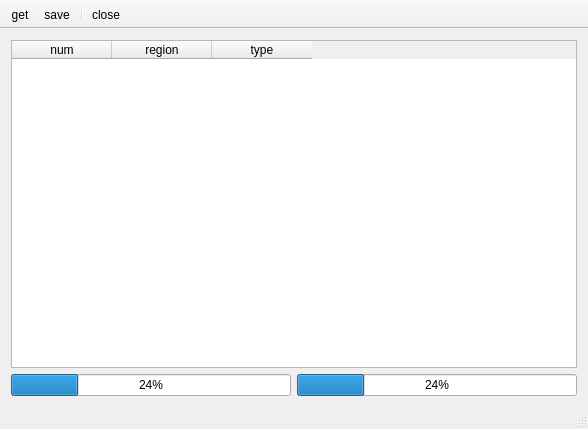
First picture: the form in getBillingNum/getbillingnum.ui, repository Skyrim78/getBillingNum, before the edit.
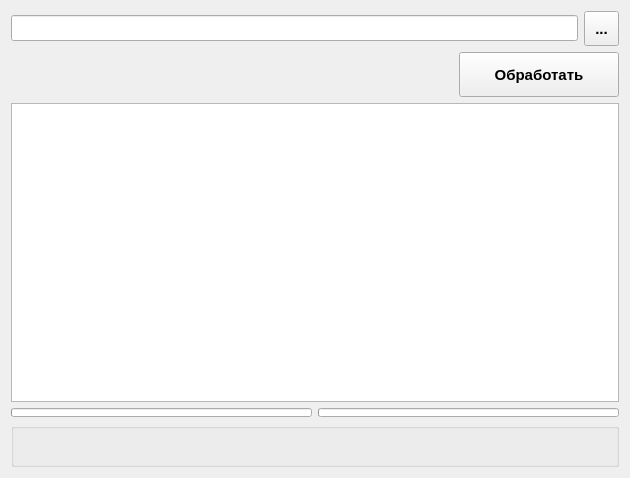
Second picture: the form after the edit.

The edit to the form file:
```diff
--- a/getBillingNum/getbillingnum.ui
+++ b/getBillingNum/getbillingnum.ui
@@ -6,58 +6,175 @@
    <rect>
     <x>0</x>
     <y>0</y>
-    <width>588</width>
-    <height>429</height>
+    <width>630</width>
+    <height>478</height>
    </rect>
   </property>
+  <property name="font">
+   <font>
+    <family>Segoe UI</family>
+    <pointsize>11</pointsize>
+   </font>
+  </property>
   <property name="windowTitle">
    <string>getBillingNum</string>
   </property>
   <widget class="QWidget" name="centralWidget">
    <layout class="QGridLayout" name="gridLayout">
+    <item row="1" column="0">
+     <widget class="QGroupBox" name="groupBox_message">
+      <property name="title">
+       <string/>
+      </property>
+      <layout class="QGridLayout" name="gridLayout_3">
+       <item row="0" column="0">
+        <widget class="QLabel" name="l_messa">
+         <property name="font">
+          <font>
+           <pointsize>8</pointsize>
+           <weight>75</weight>
+           <bold>true</bold>
+          </font>
+         </property>
+         <property name="text">
+          <string/>
+         </property>
+         <property name="scaledContents">
+          <bool>true</bool>
+         </property>
+         <property name="alignment">
+          <set>Qt::AlignCenter</set>
+         </property>
+         <property name="wordWrap">
+          <bool>true</bool>
+         </property>
+        </widget>
+       </item>
+      </layout>
+     </widget>
+    </item>
     <item row="0" column="0">
      <layout class="QVBoxLayout" name="verticalLayout">
-      <item>
-       <widget class="QTableWidget" name="tableWidget">
-        <property name="editTriggers">
-         <set>QAbstractItemView::NoEditTriggers</set>
-        </property>
-        <property name="alternatingRowColors">
-         <bool>true</bool>
-        </property>
-        <property name="wordWrap">
-         <bool>false</bool>
-        </property>
-        <column>
-         <property name="text">
-          <string>num</string>
-         </property>
-        </column>
-        <column>
-         <property name="text">
-          <string>region</string>
-         </property>
-        </column>
-        <column>
-         <property name="text">
-          <string>type</string>
-         </property>
-        </column>
-       </widget>
-      </item>
       <item>
        <layout class="QHBoxLayout" name="horizontalLayout">
         <item>
-         <widget class="QProgressBar" name="progressBar">
+         <widget class="QLineEdit" name="lineEdit_dir">
+          <property name="inputMask">
+           <string/>
+          </property>
+         </widget>
+        </item>
+        <item>
+         <widget class="QToolButton" name="toolButton_folder">
+          <property name="minimumSize">
+           <size>
+            <width>35</width>
+            <height>35</height>
+           </size>
+          </property>
+          <property name="maximumSize">
+           <size>
+            <width>35</width>
+            <height>35</height>
+           </size>
+          </property>
+          <property name="font">
+           <font>
+            <weight>75</weight>
+            <bold>true</bold>
+           </font>
+          </property>
+          <property name="text">
+           <string>...</string>
+          </property>
+         </widget>
+        </item>
+       </layout>
+      </item>
+      <item>
+       <layout class="QHBoxLayout" name="horizontalLayout_3">
+        <item>
+         <spacer name="horizontalSpacer">
+          <property name="orientation">
+           <enum>Qt::Horizontal</enum>
+          </property>
+          <property name="sizeHint" stdset="0">
+           <size>
+            <width>40</width>
+            <height>20</height>
+           </size>
+          </property>
+         </spacer>
+        </item>
+        <item>
+         <widget class="QPushButton" name="pushButton_getData">
+          <property name="minimumSize">
+           <size>
+            <width>160</width>
+            <height>45</height>
+           </size>
+          </property>
+          <property name="maximumSize">
+           <size>
+            <width>160</width>
+            <height>45</height>
+           </size>
+          </property>
+          <property name="font">
+           <font>
+            <weight>75</weight>
+            <bold>true</bold>
+           </font>
+          </property>
+          <property name="text">
+           <string>Обработать</string>
+          </property>
+         </widget>
+        </item>
+       </layout>
+      </item>
+      <item>
+       <widget class="QTextEdit" name="textEdit_report">
+        <property name="html">
+         <string>&lt;!DOCTYPE HTML PUBLIC &quot;-//W3C//DTD HTML 4.0//EN&quot; &quot;http://www.w3.org/TR/REC-html40/strict.dtd&quot;&gt;
+&lt;html&gt;&lt;head&gt;&lt;meta name=&quot;qrichtext&quot; content=&quot;1&quot; /&gt;&lt;style type=&quot;text/css&quot;&gt;
+p, li { white-space: pre-wrap; }
+&lt;/style&gt;&lt;/head&gt;&lt;body style=&quot; font-family:'Segoe UI'; font-size:11pt; font-weight:400; font-style:normal;&quot;&gt;
+&lt;p style=&quot;-qt-paragraph-type:empty; margin-top:0px; margin-bottom:0px; margin-left:0px; margin-right:0px; -qt-block-indent:0; text-indent:0px;&quot;&gt;&lt;br /&gt;&lt;/p&gt;&lt;/body&gt;&lt;/html&gt;</string>
+        </property>
+       </widget>
+      </item>
+      <item>
+       <layout class="QHBoxLayout" name="horizontalLayout_2">
+        <item>
+         <widget class="QProgressBar" name="progressBar_file">
+          <property name="maximumSize">
+           <size>
+            <width>16777215</width>
+            <height>9</height>
+           </size>
+          </property>
           <property name="value">
-           <number>24</number>
+           <number>0</number>
           </property>
+          <property name="textVisible">
+           <bool>false</bool>
+          </property>
          </widget>
         </item>
         <item>
-         <widget class="QProgressBar" name="progressBar_num">
+         <widget class="QProgressBar" name="progressBar_data">
+          <property name="maximumSize">
+           <size>
+            <width>16777215</width>
+            <height>9</height>
+           </size>
+          </property>
           <property name="value">
-           <number>24</number>
+           <number>0</number>
+          </property>
+          <property name="textVisible">
+           <bool>false</bool>
           </property>
          </widget>
         </item>
@@ -67,28 +184,6 @@
     </item>
    </layout>
   </widget>
-  <widget class="QToolBar" name="mainToolBar">
-   <property name="movable">
-    <bool>false</bool>
-   </property>
-   <property name="orientation">
-    <enum>Qt::Horizontal</enum>
-   </property>
-   <property name="floatable">
-    <bool>false</bool>
-   </property>
-   <attribute name="toolBarArea">
-    <enum>TopToolBarArea</enum>
-   </attribute>
-   <attribute name="toolBarBreak">
-    <bool>false</bool>
-   </attribute>
-   <addaction name="actionGet"/>
-   <addaction name="actionSave"/>
-   <addaction name="separator"/>
-   <addaction name="actionClose"/>
-  </widget>
-  <widget class="QStatusBar" name="statusBar"/>
   <action name="actionGet">
    <property name="text">
     <string>get</string>
```
